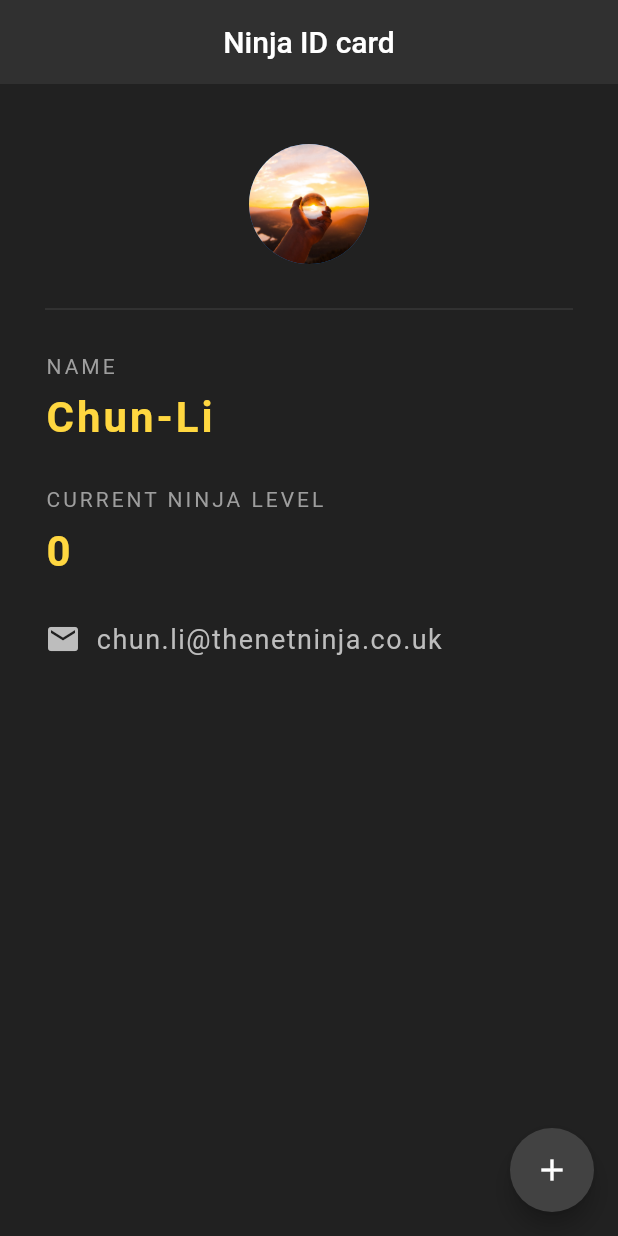
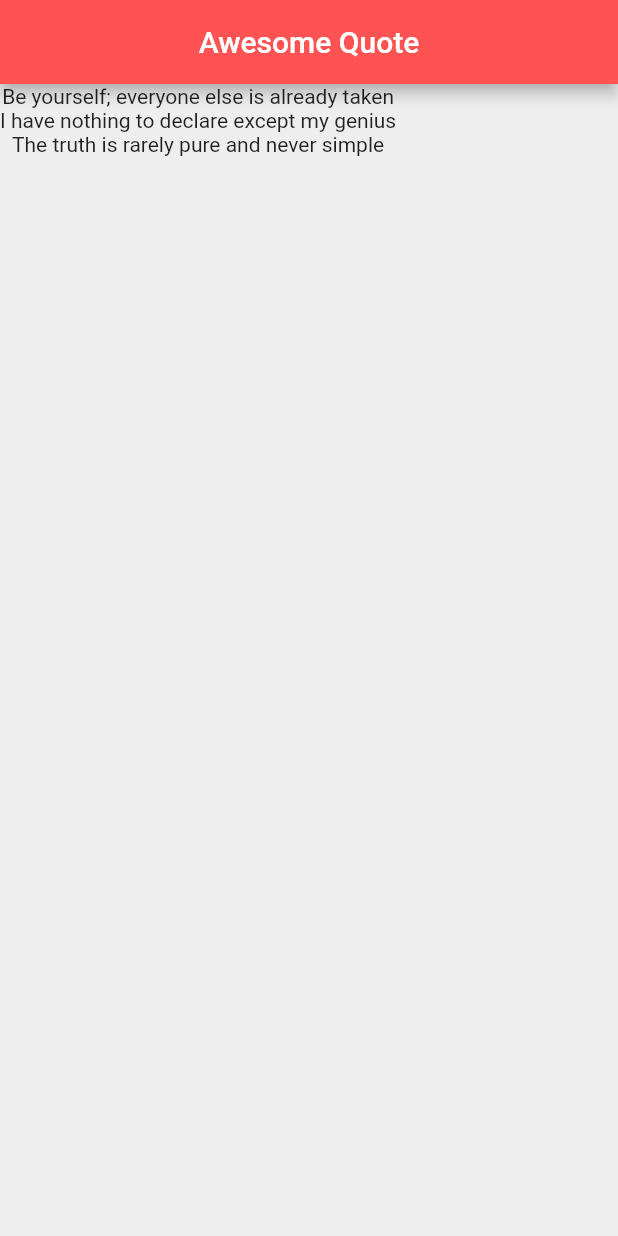
Before and after one commit to mdaniyal9/flutter, a Flutter app: the screen it shows after launch, on a phone screen of 412 x 824 dp. Run offline on Flutter 3.47's test engine with Material 2 defaults, Android fonts, the phone set to English and light mode, and no system bars.

Commit message:
list of strings returned in a column

```diff
--- a/lib/main.dart
+++ b/lib/main.dart
@@ -2,110 +2,34 @@ import 'package:flutter/material.dart';
 
 void main() {
   runApp(MaterialApp(
-    home: NinjaCard(),
+    home: QuoteList(),
   ));
 }
 
-class NinjaCard extends StatefulWidget {
+class QuoteList extends StatefulWidget {
   @override
-  _NinjaCardState createState() => _NinjaCardState();
+  _QuoteListState createState() => _QuoteListState();
 }
 
-class _NinjaCardState extends State<NinjaCard> {
+class _QuoteListState extends State<QuoteList> {
 
-  int ninjaLevel = 0;
+  List<String> quotes = [
+    'Be yourself; everyone else is already taken',
+    'I have nothing to declare except my genius',
+    'The truth is rarely pure and never simple'
+  ];
 
   @override
   Widget build(BuildContext context) {
     return Scaffold(
-      backgroundColor: Colors.grey[900],
+      backgroundColor: Colors.grey[200],
       appBar: AppBar(
-        title: Text('Ninja ID card'),
+        title: Text('Awesome Quote'),
         centerTitle: true,
-        backgroundColor: Colors.grey[850],
-        elevation: 0.0,
+        backgroundColor: Colors.redAccent,
       ),
-      floatingActionButton: FloatingActionButton(
-        onPressed: (){
-          setState(() {
-            ninjaLevel += 1;
-          });
-        },
-        child: Icon(
-          Icons.add,
-        ),
-        backgroundColor: Colors.grey[800],
-      ),
-      body: Padding(
-        padding: EdgeInsets.fromLTRB(30.0, 40.0, 30.0, 0.0),
-        child: Column(
-          crossAxisAlignment: CrossAxisAlignment.start,
-          children: <Widget>[
-            Center(
-              child: CircleAvatar(
-                backgroundImage: AssetImage('assets/space-1.jpeg'),
-                radius: 40.0,
-              ),
-            ),
-            Divider(
-              height: 60.0,
-              color: Colors.grey[800],
-            ),
-            Text(
-              'NAME',
-              style: TextStyle(
-                color: Colors.grey,
-                letterSpacing: 2.0,
-              ),
-            ),
-            SizedBox(height: 10.0,),
-            Text(
-              'Chun-Li',
-              style: TextStyle(
-                color: Colors.amberAccent[200],
-                letterSpacing: 2.0,
-                fontSize: 28.0,
-                fontWeight: FontWeight.bold,
-              ),
-            ),
-            SizedBox(height: 30.0,),
-            Text(
-              'CURRENT NINJA LEVEL',
-              style: TextStyle(
-                color: Colors.grey,
-                letterSpacing: 2.0,
-              ),
-            ),
-            SizedBox(height: 10.0,),
-            Text(
-              '$ninjaLevel',
-              style: TextStyle(
-                color: Colors.amberAccent[200],
-                letterSpacing: 2.0,
-                fontSize: 28.0,
-                fontWeight: FontWeight.bold,
-              ),
-            ),
-            SizedBox(height: 30.0,),
-            Row(
-              children: <Widget>[
-                Icon(
-                  Icons.email,
-                  color: Colors.grey[400],
-                ),
-                SizedBox(width: 10.0,),
-                Text(
-                  'chun.li@thenetninja.co.uk',
-                  style: TextStyle(
-                    color: Colors.grey[400],
-                    fontSize: 18.0,
-                    letterSpacing: 1.0,
-                  ),
-                )
-              ],
-            )
-          ],
-        ),
+      body: Column(
+        children: quotes.map((quote) => Text(quote)).toList(),
       ),
     );
   }
```
